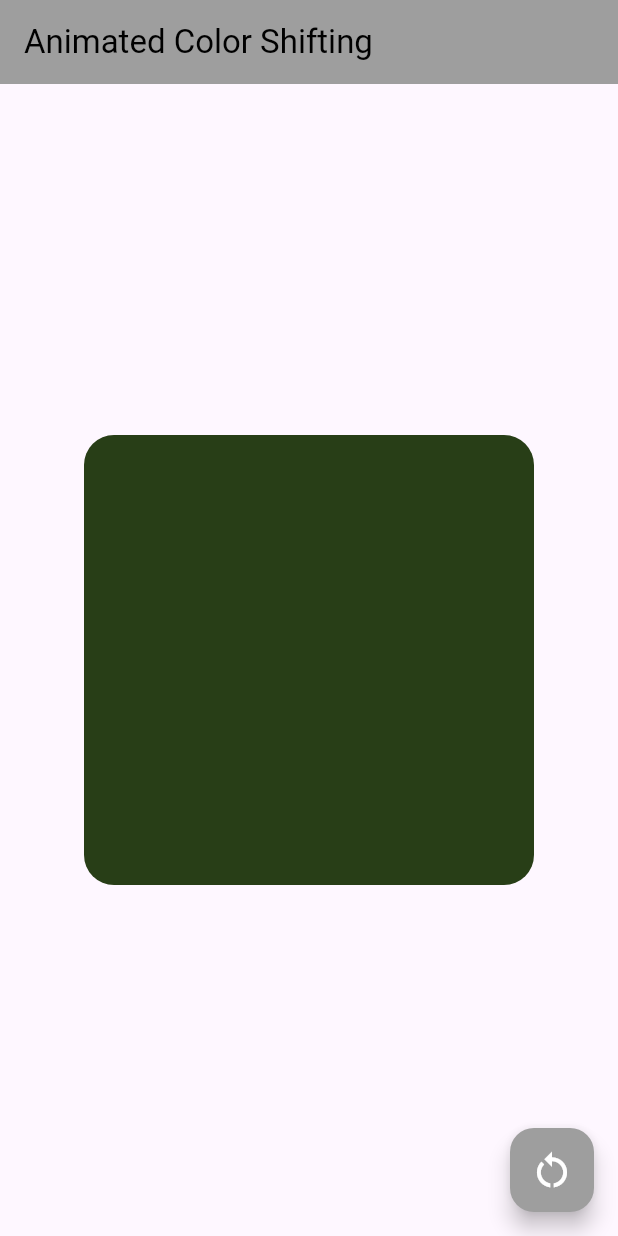
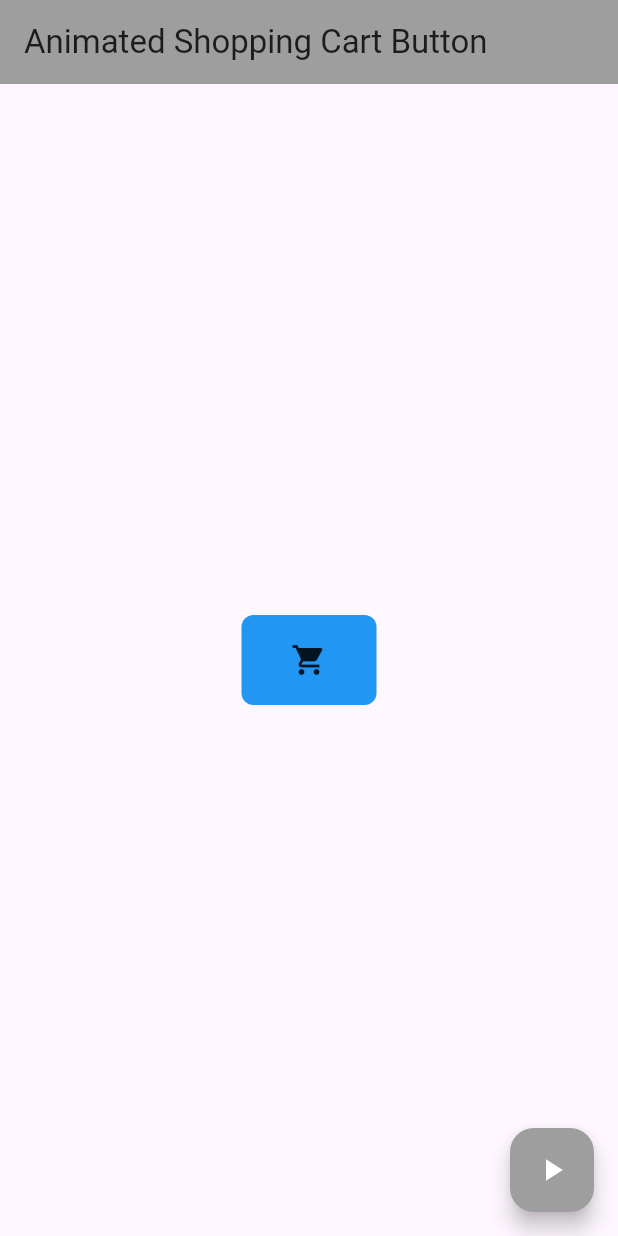
Before and after one commit to AbdullahProjects/Flutter_Animations, a Flutter app: the screen it shows after launch, on a phone screen of 412 x 824 dp. Run offline on Flutter 3.47's test engine with Material 3 defaults, Android fonts, the phone set to English and light mode, and no system bars; missing offline and left inert: dart:ffi.

Commit message:
shopping cart button animated GIF added

```diff
--- a/lib/implicit_animations/animated_shopping_cart_button.dart
+++ b/lib/implicit_animations/animated_shopping_cart_button.dart
@@ -26,7 +26,10 @@ class _AnimatedShoppingCartButtonState
           });
         },
         backgroundColor: Colors.grey,
-        child: Icon(Icons.play_arrow),
+        child: Icon(
+          Icons.play_arrow,
+          color: Colors.white,
+        ),
       ),
       body: SafeArea(
         child: SizedBox(
--- a/lib/main.dart
+++ b/lib/main.dart
@@ -24,8 +24,8 @@ class MyApp extends StatelessWidget {
         useMaterial3: true,
       ),
       // implicit animations ---------------------------------------------------
-      home: AnimatedColorPalatte(),
-      // home: AnimatedShoppingCartButton(),
+      // home: AnimatedColorPalatte(),
+      home: AnimatedShoppingCartButton(),
       // home: TweenAnimationBuilderWidget(),
       // home: ImplicitAnimationsAll(),
       // explicit animations ---------------------------------------------------
```
Also changed, not shown: assets/gifs/shopping cart button.gif (added).
